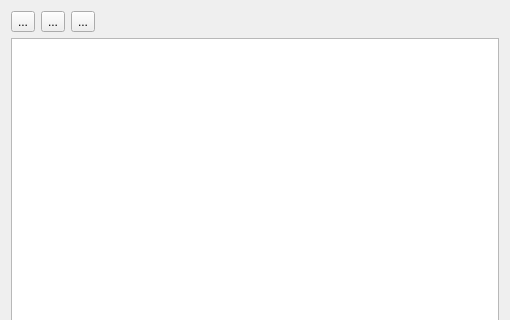
Above: Viewer/src/VariableItemWidget.ui from ecmwf/ecflow before the change; both pictures show x 0 to 510 and y 0 to 320 of the 510 by 465 pixel window. Below: the same form after it.
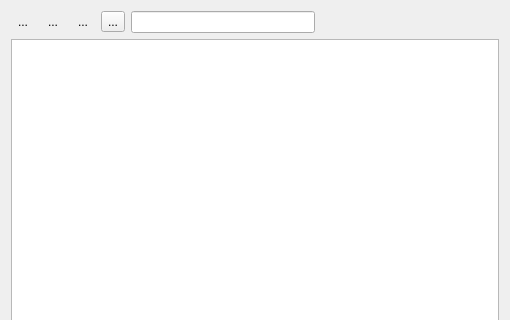
That is the form after the change. Icons and pictures are not drawn. Custom widgets are drawn as their Qt base class.

The edit to the form file:
```diff
--- a/Viewer/src/VariableItemWidget.ui
+++ b/Viewer/src/VariableItemWidget.ui
@@ -21,6 +21,9 @@
        <property name="text">
         <string>...</string>
        </property>
+       <property name="autoRaise">
+        <bool>true</bool>
+       </property>
       </widget>
      </item>
      <item>
@@ -28,6 +31,9 @@
        <property name="text">
         <string>...</string>
        </property>
+       <property name="autoRaise">
+        <bool>true</bool>
+       </property>
       </widget>
      </item>
      <item>
@@ -35,8 +41,28 @@
        <property name="text">
         <string>...</string>
        </property>
+       <property name="autoRaise">
+        <bool>true</bool>
+       </property>
       </widget>
      </item>
+     <item>
+      <widget class="QToolButton" name="filterTb">
+       <property name="text">
+        <string>...</string>
+       </property>
+       <property name="icon">
+        <iconset resource="viewer.qrc">
+         <normaloff>:/viewer/filter_decor.svg</normaloff>:/viewer/filter_decor.svg</iconset>
+       </property>
+       <property name="checkable">
+        <bool>true</bool>
+       </property>
+      </widget>
+     </item>
+     <item>
+      <widget class="LineEdit" name="filterLine"/>
+     </item>
      <item>
       <spacer name="horizontalSpacer">
        <property name="orientation">
@@ -53,26 +79,7 @@
     </layout>
    </item>
    <item>
-    <widget class="QTreeView" name="varView">
-     <property name="contextMenuPolicy">
-      <enum>Qt::ActionsContextMenu</enum>
-     </property>
-     <property name="alternatingRowColors">
-      <bool>true</bool>
-     </property>
-     <property name="rootIsDecorated">
-      <bool>true</bool>
-     </property>
-     <property name="uniformRowHeights">
-      <bool>true</bool>
-     </property>
-     <property name="sortingEnabled">
-      <bool>true</bool>
-     </property>
-     <property name="allColumnsShowFocus">
-      <bool>true</bool>
-     </property>
-    </widget>
+    <widget class="VariableView" name="varView"/>
    </item>
    <item>
     <widget class="PlainTextSearchLine" name="searchLine_" native="true"/>
@@ -142,6 +149,16 @@
    <header>PlainTextSearchLine.hpp</header>
    <container>1</container>
   </customwidget>
+  <customwidget>
+   <class>VariableView</class>
+   <extends>QTreeView</extends>
+   <header location="global">VariableView.hpp</header>
+  </customwidget>
+  <customwidget>
+   <class>LineEdit</class>
+   <extends>QLineEdit</extends>
+   <header location="global">LineEdit.hpp</header>
+  </customwidget>
  </customwidgets>
  <resources>
   <include location="viewer.qrc"/>
```
Left out of the diff: 10 changed lines with no effect on the pictures.
